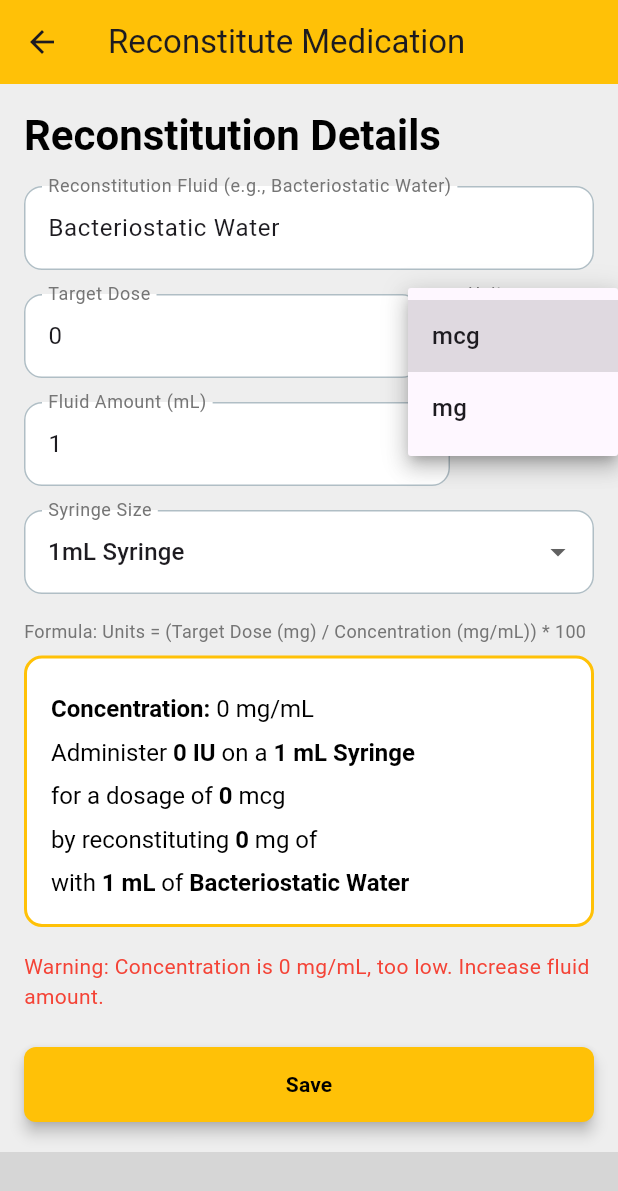
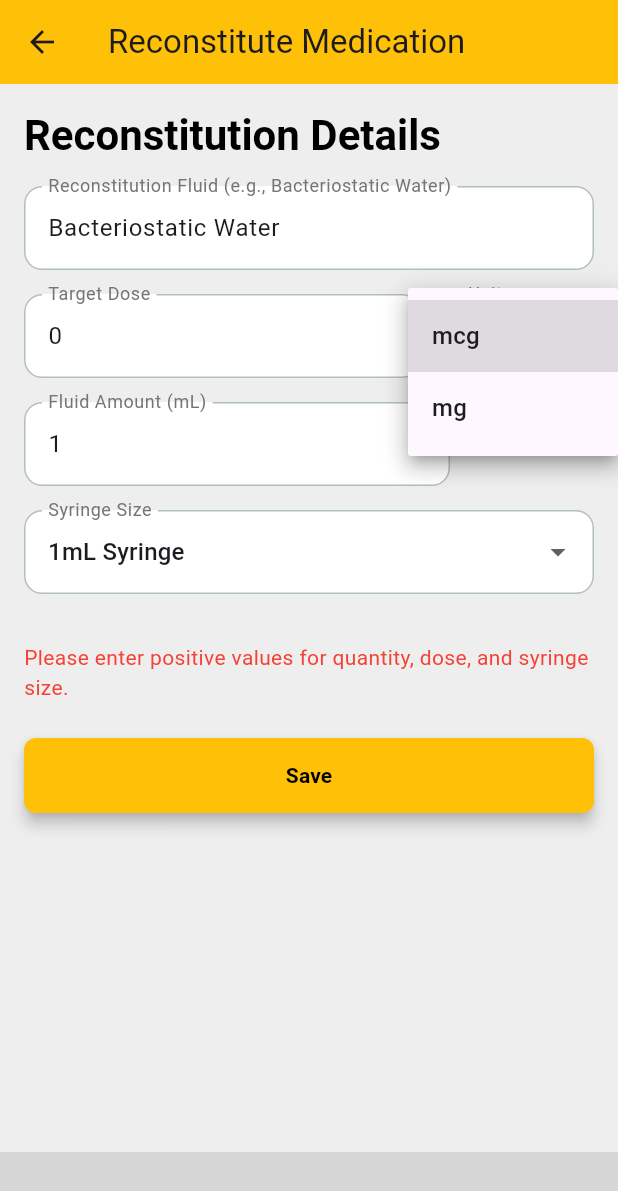
Before and after one commit to KiNeMspA/medtrackr, a Flutter app: the ReconstitutionScreen screen opened directly with empty values, after a tap on "mcg", on a phone screen of 412 x 824 dp. Shown: the top 1191 px of the screen. Run offline on Flutter 3.47's test engine with Material 3 defaults, Android fonts, the phone set to English and light mode, and no system bars; our stand-ins replace flutter_local_notifications, timezone; grey boxes are pictures that could not be loaded.

Commit message:
Revert "Fixed ReconstitutionScreen calculations, warning, and text styling (commit 4bb4122d660c497ba23b8471fe8be22a8874a442)"
This reverts commit d3fbe3b6096be12cd23c44201ff7a7e70f913e2e.

```diff
--- a/lib/screens/reconstitution_screen.dart
+++ b/lib/screens/reconstitution_screen.dart
@@ -53,30 +53,34 @@ class _ReconstitutionScreenState extends State<ReconstitutionScreen> {
 
   void _calculateReconstitutionSuggestions() {
     final volume = double.tryParse(_fluidAmountController.text) ?? 1.0;
-    final targetDose = double.tryParse(_targetDoseController.text) ?? 0.0;
-    final pMg = widget.medication.quantityUnit == 'mg'
-        ? widget.medication.quantity
-        : widget.medication.quantity / 1000; // Convert to mg
-    final dMg = _targetDoseUnit == 'mg' ? targetDose : targetDose / 1000; // Convert to mg
-    final concentration = volume > 0 ? pMg / volume : 0.0; // C = pMg / V
-    final doseVolume = concentration > 0 ? dMg / concentration : 0.0; // V_d = dMg / C
-    final syringeUnits = doseVolume * 100; // U = V_d * 100
+    final calculator = ReconstitutionCalculator(
+      quantityController: TextEditingController(text: widget.medication.quantity.toString()),
+      targetDoseController: _targetDoseController,
+      quantityUnit: widget.medication.quantityUnit,
+      targetDoseUnit: _targetDoseUnit,
+      medicationName: widget.medication.name,
+      syringeSize: _syringeSize,
+    );
+    final result = calculator.calculate();
+    final concentration = result['selectedReconstitution'] != null
+        ? (result['selectedReconstitution']['concentration'] as double?) ?? 0.0
+        : 0.0;
 
     setState(() {
-      _targetDose = targetDose;
-      _selectedReconstitution = {
-        'volume': volume,
-        'concentration': concentration,
-        'syringeUnits': syringeUnits,
-        'doseVolume': doseVolume,
-        'syringeSize': _syringeSize,
-      };
-      _reconstitutionSuggestions = [_selectedReconstitution!];
-      _reconstitutionError = concentration < 0.1
-          ? 'Warning: Concentration is ${_formatNumber(concentration)} mg/mL, too low. Increase fluid amount.'
-          : concentration > 10
-          ? 'Warning: Concentration is ${_formatNumber(concentration)} mg/mL, too high. Decrease fluid amount.'
-          : null;
+      _reconstitutionSuggestions = (result['suggestions'] as List<dynamic>?)
+          ?.cast<Map<String, dynamic>>() ??
+          [];
+      _selectedReconstitution = result['selectedReconstitution'] as Map<String, dynamic>?;
+      if (_selectedReconstitution != null) {
+        _selectedReconstitution!['volume'] = volume; // Sync volume
+      }
+      _targetDose = (result['targetDose'] as double?) ?? 0.0;
+      _reconstitutionError = result['error'] as String? ??
+          (concentration < 0.1
+              ? 'Warning: Concentration is ${_formatNumber(concentration)} mg/mL, too low. Increase fluid amount.'
+              : concentration > 10
+              ? 'Warning: Concentration is ${_formatNumber(concentration)} mg/mL, too high. Decrease fluid amount.'
+              : null);
     });
   }
 
@@ -308,6 +312,8 @@ class _ReconstitutionScreenState extends State<ReconstitutionScreen> {
                   if (value != null) {
                     setState(() {
                       _syringeSize = value;
+                      _selectedReconstitution = null;
+                      _reconstitutionSuggestions = [];
                       _calculateReconstitutionSuggestions();
                     });
                   }
@@ -343,46 +349,36 @@ class _ReconstitutionScreenState extends State<ReconstitutionScreen> {
                           text: _formatNumber(_selectedReconstitution!['syringeUnits']),
                           style: const TextStyle(fontWeight: FontWeight.bold),
                         ),
-                        const TextSpan(
-                            text: ' IU',
-                            style: TextStyle(fontWeight: FontWeight.bold)),
-                        const TextSpan(text: ' on a '),
+                        const TextSpan(text: ' IU on a '),
                         TextSpan(
                           text: _formatNumber(_syringeSize),
                           style: const TextStyle(fontWeight: FontWeight.bold),
                         ),
-                        const TextSpan(
-                            text: ' mL Syringe',
-                            style: TextStyle(fontWeight: FontWeight.bold)),
-                        const TextSpan(text: '\nfor a dosage of '),
+                        const TextSpan(text: ' mL Syringe\n'),
+                        const TextSpan(text: 'for a dosage of '),
                         TextSpan(
                           text: _formatNumber(_targetDose * (_targetDoseUnit == 'mg' ? 1 : 1000)),
                           style: const TextStyle(fontWeight: FontWeight.bold),
                         ),
                         TextSpan(text: ' $_targetDoseUnit\n'),
-                        const TextSpan(text: 'by reconstituting '),
+                        const TextSpan(text: 'by Reconstituting '),
+                        TextSpan(
+                          text: widget.medication.name,
+                          style: const TextStyle(fontWeight: FontWeight.bold),
+                        ),
+                        const TextSpan(text: ' '),
                         TextSpan(
                           text: _formatNumber(widget.medication.quantity),
                           style: const TextStyle(fontWeight: FontWeight.bold),
                         ),
-                        const TextSpan(text: ' mg of '),
-                        TextSpan(
-                          text: widget.medication.name,
-                          style: const TextStyle(fontWeight: FontWeight.bold),
-                        ),
-                        const TextSpan(text: '\nwith '),
+                        const TextSpan(text: ' mg\n'),
+                        const TextSpan(text: 'with '),
                         TextSpan(
                           text: _formatNumber(_selectedReconstitution!['volume']),
                           style: const TextStyle(fontWeight: FontWeight.bold),
                         ),
-                        const TextSpan(
-                            text: ' mL',
-                            style: TextStyle(fontWeight: FontWeight.bold)),
-                        const TextSpan(text: ' of '),
-                        TextSpan(
-                          text: _reconstitutionFluidController.text,
-                          style: const TextStyle(fontWeight: FontWeight.bold),
-                        ),
+                        const TextSpan(text: ' mL of '),
+                        TextSpan(text: _reconstitutionFluidController.text),
                       ],
                     ),
                   ),
```
